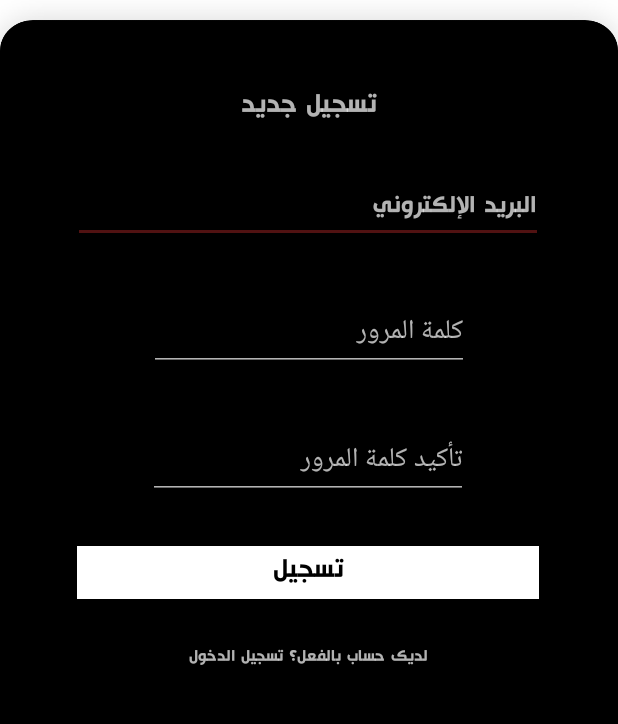
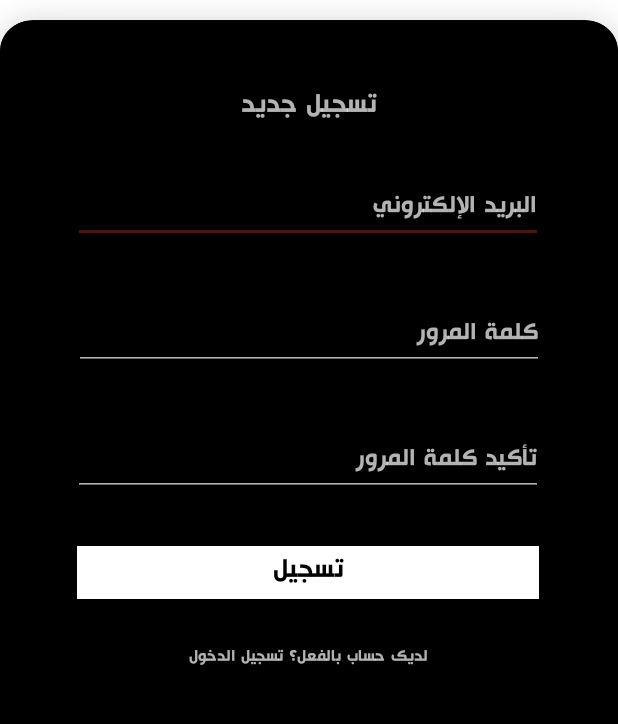
Before and after one commit to hananHA/rdm-android, an Android app: the screen it shows after launch (RegisterActivity), on a phone screen of 412 x 824 dp, the part 370-1094 px from its top. Run offline under Robolectric (Android 15) with nearby library versions, the phone set to English and light mode, and no system bars.

Commit message:
fix bugs in font

```diff
--- a/app/src/main/res/layout/activity_login.xml
+++ b/app/src/main/res/layout/activity_login.xml
@@ -90,6 +90,7 @@
         android:layout_height="wrap_content"
         android:autofillHints="@string/password"
         android:ems="10"
+        android:fontFamily="@font/ar"
         android:gravity="right"
         android:hint="@string/password"
         android:inputType="textPassword"
--- a/app/src/main/res/layout/activity_register.xml
+++ b/app/src/main/res/layout/activity_register.xml
@@ -75,6 +75,7 @@
         android:autofillHints="@string/password"
         android:ems="10"
         android:gravity="right"
+        android:fontFamily="@font/ar"
         android:hint="@string/password"
         android:inputType="textPassword"
         app:layout_constraintBottom_toTopOf="@+id/passwordCon"
@@ -92,6 +93,8 @@
         android:ems="10"
         android:gravity="right"
         android:hint="@string/password_confirmation"
+        android:fontFamily="@font/ar"
+
         android:inputType="textPassword"
         app:layout_constraintBottom_toBottomOf="parent"
         app:layout_constraintEnd_toEndOf="parent"
```
